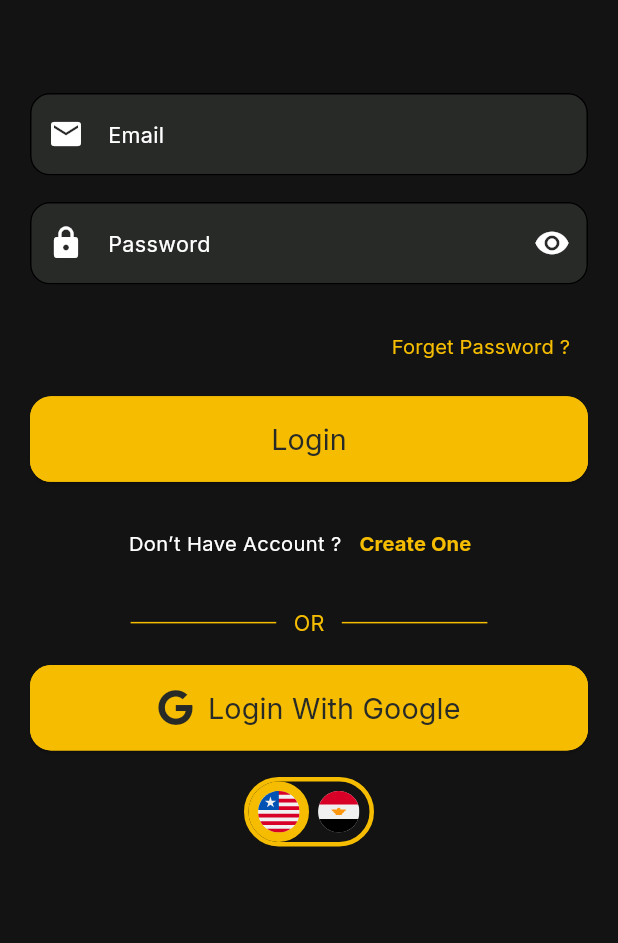
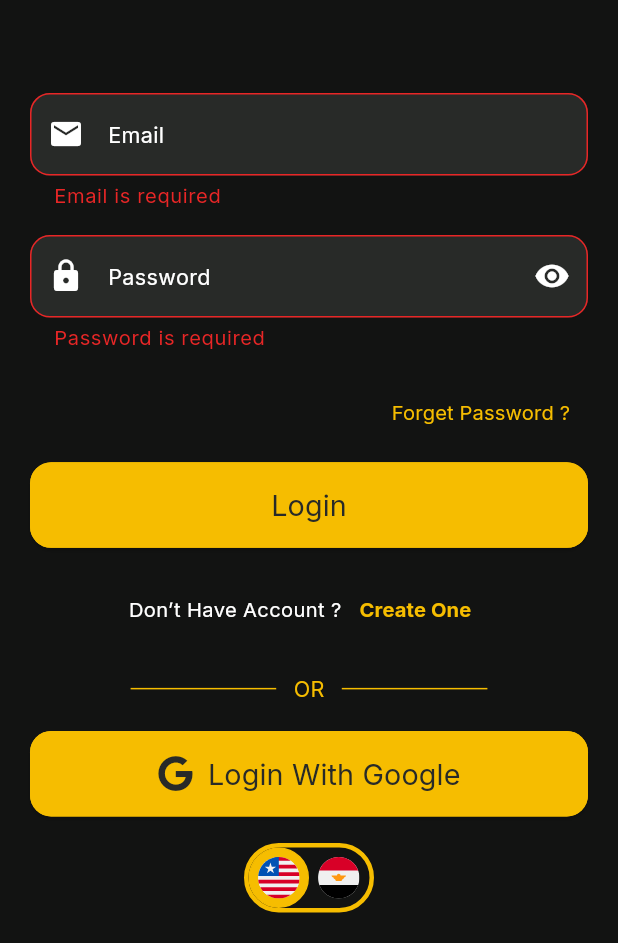
Before and after one commit to HossamHesham2/movie_app, a Flutter app: the LoginView screen opened by its route, after a tap on "Login", on a phone screen of 412 x 824 dp, the part 293-1236 px from its top. Run offline on Flutter 3.47's test engine with Material 3 defaults, Android fonts, the phone set to English and light mode, and no system bars; our stand-ins replace bloc, carousel_slider, dio, equatable, firebase_auth, firebase_core and 6 more; accounts and stored records are empty.

Commit message:
handel Logic view

```diff
--- /dev/null
+++ b/devtools_options.yaml
@@ -0,0 +1,3 @@
+description: This file stores settings for Dart & Flutter DevTools.
+documentation: https://docs.flutter.dev/tools/devtools/extensions#configure-extension-enablement-states
+extensions:
--- a/lib/Features/login/cubit/login_cubit.dart
+++ b/lib/Features/login/cubit/login_cubit.dart
@@ -1,8 +1,71 @@
 import 'package:bloc/bloc.dart';
+import 'package:equatable/equatable.dart';
+import 'package:firebase_auth/firebase_auth.dart';
+import 'package:flutter/material.dart';
+import 'package:flutter_bloc/flutter_bloc.dart';
 import 'package:meta/meta.dart';
+import 'package:movie_app/Features/login/data/repositories/login_repository.dart';
 
 part 'login_state.dart';
 
 class LoginCubit extends Cubit<LoginState> {
-  LoginCubit() : super(LoginInitial());
+  final LoginRepository loginRepository;
+
+  LoginCubit(this.loginRepository) : super(LoginInitial());
+
+  final emailController = TextEditingController();
+  final passwordController = TextEditingController();
+  final formKey = GlobalKey<FormState>();
+
+  AutovalidateMode autovalidateMode = AutovalidateMode.disabled;
+
+  static LoginCubit get(BuildContext context) =>
+      BlocProvider.of<LoginCubit>(context);
+
+  Future<void> login() async {
+    if (!formKey.currentState!.validate()) {
+      autovalidateMode = AutovalidateMode.always;
+      emit(LoginValidationError());
+      return;
+    }
+
+    emit(LoginLoading());
+
+    try {
+      final user = await loginRepository.login(
+        email: emailController.text.trim(),
+        password: passwordController.text.trim(),
+      );
+
+      if (user != null) {
+        emit(LoginSuccess(user.uid));
+      } else {
+        emit(LoginFailure('User not found.'));
+      }
+    } on FirebaseAuthException catch (e) {
+      emit(LoginFailure(_getErrorMessage(e)));
+    } catch (e) {
+      emit(LoginFailure('Unexpected error: ${e.toString()}'));
+    }
+  }
+
+  String _getErrorMessage(FirebaseAuthException e) {
+    switch (e.code) {
+      case 'user-not-found':
+        return 'No user found for this email.';
+      case 'wrong-password':
+        return 'Wrong password provided.';
+      case 'invalid-email':
+        return 'Invalid email address.';
+      default:
+        return e.message ?? 'Authentication error.';
+    }
+  }
+
+  @override
+  Future<void> close() {
+    emailController.dispose();
+    passwordController.dispose();
+    return super.close();
+  }
 }
--- a/lib/Features/login/cubit/login_state.dart
+++ b/lib/Features/login/cubit/login_state.dart
@@ -1,6 +1,33 @@
 part of 'login_cubit.dart';
 
 @immutable
-sealed class LoginState {}
+sealed class LoginState extends Equatable {
+  @override
+  // TODO: implement props
+  List<Object?> get props => throw UnimplementedError();
+}
 
 final class LoginInitial extends LoginState {}
+
+final class LoginLoading extends LoginState {}
+final class LoginValidationError extends LoginState {}
+
+final class LoginSuccess extends LoginState {
+  final String? uid;
+
+  LoginSuccess(this.uid);
+
+  @override
+  // TODO: implement props
+  List<Object?> get props => [uid];
+}
+
+final class LoginFailure extends LoginState {
+  final String errMessage;
+
+  LoginFailure(this.errMessage);
+
+  @override
+  // TODO: implement props
+  List<Object?> get props => [errMessage];
+}
--- a/lib/Features/login/data/datasources/login_remote_data_source.dart
+++ /dev/null
@@ -1 +0,0 @@
-class LoginRemoteDataSource {}
--- a/lib/Features/login/data/repositories/login_repository.dart
+++ b/lib/Features/login/data/repositories/login_repository.dart
@@ -1 +1,24 @@
-class LoginRepository {}
+import 'package:firebase_auth/firebase_auth.dart';
+
+class LoginRepository {
+  final FirebaseAuth _auth = FirebaseAuth.instance;
+  Future<User?> login({required String email, required String password}) async {
+    try {
+      final credential = await _auth.signInWithEmailAndPassword(
+        email: email,
+        password: password,
+      );
+      return credential.user;
+    } on FirebaseAuthException catch (e) {
+      if (e.code == 'user-not-found') {
+        throw Exception('No user found for that email.');
+      } else if (e.code == 'wrong-password') {
+        throw Exception('Wrong password provided.');
+      } else {
+        throw Exception('Login failed: ${e.message}');
+      }
+    } catch (e) {
+      throw Exception('Something went wrong: $e');
+    }
+  }
+}
--- a/lib/Features/login/view/login_view.dart
+++ b/lib/Features/login/view/login_view.dart
@@ -1,7 +1,10 @@
 import 'package:flutter/material.dart';
+import 'package:flutter_bloc/flutter_bloc.dart';
 import 'package:flutter_screenutil/flutter_screenutil.dart';
 import 'package:font_awesome_flutter/font_awesome_flutter.dart';
+import 'package:movie_app/Features/login/cubit/login_cubit.dart';
 import 'package:movie_app/config/routes/routes_manager.dart';
+import 'package:movie_app/core/validators/validators_manager.dart';
 import 'package:movie_app/widgets/custom_bottom_auth.dart';
 import 'package:movie_app/widgets/custom_elevated_button.dart';
 import 'package:movie_app/widgets/custom_language_toggle.dart';
@@ -23,9 +26,42 @@ class _LoginViewState extends State<LoginView> {
 
   @override
   Widget build(BuildContext context) {
-    return Scaffold(
+    return BlocConsumer<LoginCubit, LoginState>(
+      listener: (context, state) {
+        if (state is LoginFailure) {
+          showDialog(
+            context: context,
+            builder: (context) => AlertDialog(
+              backgroundColor: StyleManager.black12,
+              title: Text(
+                context.appLocalizations!.error,
+                style: StyleManager.bold20.copyWith(color: StyleManager.white),
+              ),
+              content: Text(
+                state.errMessage,
+                style: StyleManager.regular16.copyWith(
+                  color: StyleManager.white,
+                ),
+              ),
+              actions: [
+                CustomTextButton(
+                  text: context.appLocalizations!.ok,
+                  onPressed: () => Navigator.pop(context),
+                ),
+              ],
+            ),
+          );
+        }
+      },
+      builder: (context, state) {
+        return GestureDetector(
+          onTap: () => FocusScope.of(context).unfocus(),
+          child: Scaffold(
             body: Padding(
               padding: const EdgeInsets.all(20.0),
+              child: Form(
+                autovalidateMode: LoginCubit.get(context).autovalidateMode,
+                key: LoginCubit.get(context).formKey,
                 child: Column(
                   crossAxisAlignment: CrossAxisAlignment.center,
                   children: [
@@ -35,15 +71,21 @@ class _LoginViewState extends State<LoginView> {
                     // TODO : Email Field
                     CustomTextFormField(
                       keyboardType: TextInputType.emailAddress,
+                      controller: LoginCubit.get(context).emailController,
                       prefixIcon: Icon(Icons.email),
                       hint: context.appLocalizations!.email,
                       obscureText: false,
+                      validator: (value) => ValidatorsManager.validateEmail(
+                        LoginCubit.get(context).emailController.text,
+                        context,
+                      ),
                     ),
                     SizedBox(height: 20.h),
                     // TODO : Password Field
                     CustomTextFormField(
                       prefixIcon: Icon(Icons.lock),
                       keyboardType: TextInputType.visiblePassword,
+                      controller: LoginCubit.get(context).passwordController,
                       suffixIcon: IconButton(
                         onPressed: () {
                           setState(() {
@@ -51,11 +93,17 @@ class _LoginViewState extends State<LoginView> {
                           });
                         },
                         icon: Icon(
-                  obscureTextPassword ? Icons.visibility : Icons.visibility_off,
+                          obscureTextPassword
+                              ? Icons.visibility
+                              : Icons.visibility_off,
                         ),
                       ),
                       hint: context.appLocalizations!.password,
                       obscureText: obscureTextPassword,
+                      validator: (value) => ValidatorsManager.validatePassword(
+                        LoginCubit.get(context).passwordController.text,
+                        context,
+                      ),
                     ),
                     SizedBox(height: 20.h),
                     // TODO : Forget Password Text Button
@@ -75,7 +123,10 @@ class _LoginViewState extends State<LoginView> {
                       backgroundColor: StyleManager.yellowF6,
                       borderColor: StyleManager.yellowF6,
                       textColor: StyleManager.black28,
-              onPressed: () {},
+                      onPressed: () async {
+                        await LoginCubit.get(context).login();
+                        print("Login Success");
+                      },
                     ),
                     SizedBox(height: 20.h),
                     // TODO : Register Navigator
@@ -84,7 +135,10 @@ class _LoginViewState extends State<LoginView> {
                       text: context.appLocalizations!.create_one,
                       onPressed: () {
                         print("object");
-                Navigator.pushNamed(context, RoutesManager.registerView);
+                        Navigator.pushNamed(
+                          context,
+                          RoutesManager.registerView,
+                        );
                       },
                     ),
                     SizedBox(height: 20.h),
@@ -136,6 +190,10 @@ class _LoginViewState extends State<LoginView> {
                   ],
                 ),
               ),
+            ),
+          ),
+        );
+      },
     );
   }
 }
--- a/lib/config/language/l10n/app_ar.arb
+++ b/lib/config/language/l10n/app_ar.arb
@@ -37,5 +37,8 @@
   "poster3_description": "احفظ الأفلام في قائمة المشاهدة لمتابعة ما ترغب بمشاهدته لاحقًا. استمتع بأفلام متنوعة الجودة والأنواع.",
   "poster4_title": "قم بالتقييم والمراجعة والتعلم",
   "poster4_description": "شاركنا رأيك في الأفلام التي شاهدتها. تعمق في تفاصيل الفيلم، وساعد الآخرين على اكتشاف أفلام رائعة من خلال مراجعاتك.",
-  "poster5_title": "ابدأ المشاهدة الآن"
+  "poster5_title": "ابدأ المشاهدة الآن",
+  "error": "خطأ",
+  "ok": "حسنا"
+
 }
--- a/lib/config/language/l10n/app_en.arb
+++ b/lib/config/language/l10n/app_en.arb
@@ -37,5 +37,7 @@
   "poster3_description": "Save movies to your watchlist to keep track of what you want to watch next. Enjoy films in various qualities and genres.",
   "poster4_title": "Rate, Review, and Learn",
   "poster4_description": "Share your thoughts on the movies you've watched. Dive deep into film details and help others discover great movies with your reviews.",
-  "poster5_title": "Start Watching Now"
+  "poster5_title": "Start Watching Now",
+  "error": "Error",
+  "ok": "Ok"
 }
--- a/lib/config/language/l10n/app_localizations.dart
+++ b/lib/config/language/l10n/app_localizations.dart
@@ -331,6 +331,18 @@ abstract class AppLocalizations {
   /// In en, this message translates to:
   /// **'Start Watching Now'**
   String get poster5_title;
+
+  /// No description provided for @error.
+  ///
+  /// In en, this message translates to:
+  /// **'Error'**
+  String get error;
+
+  /// No description provided for @ok.
+  ///
+  /// In en, this message translates to:
+  /// **'Ok'**
+  String get ok;
 }
 
 class _AppLocalizationsDelegate
--- a/lib/config/language/l10n/app_localizations_ar.dart
+++ b/lib/config/language/l10n/app_localizations_ar.dart
@@ -130,4 +130,10 @@ class AppLocalizationsAr extends AppLocalizations {
 
   @override
   String get poster5_title => 'ابدأ المشاهدة الآن';
+
+  @override
+  String get error => 'خطأ';
+
+  @override
+  String get ok => 'حسنا';
 }
--- a/lib/config/language/l10n/app_localizations_en.dart
+++ b/lib/config/language/l10n/app_localizations_en.dart
@@ -129,4 +129,10 @@ class AppLocalizationsEn extends AppLocalizations {
 
   @override
   String get poster5_title => 'Start Watching Now';
+
+  @override
+  String get error => 'Error';
+
+  @override
+  String get ok => 'Ok';
 }
--- a/lib/widgets/custom_text_form_field.dart
+++ b/lib/widgets/custom_text_form_field.dart
@@ -34,6 +34,7 @@ class CustomTextFormField extends StatelessWidget {
       controller: controller,
       validator: validator,
       obscureText: obscureText,
+
       style: StyleManager.regular16.copyWith(color: StyleManager.white),
       decoration: InputDecoration(
         prefixIcon: prefixIcon,
@@ -49,13 +50,21 @@ class CustomTextFormField extends StatelessWidget {
         filled: true,
         enabledBorder: OutlineInputBorder(
           borderRadius: BorderRadius.circular(15.r),
+          borderSide: BorderSide(color: StyleManager.black28),
         ),
         focusedBorder: OutlineInputBorder(
           borderRadius: BorderRadius.circular(15.r),
+          borderSide: BorderSide(color: StyleManager.black28),
+        ),
+        border: OutlineInputBorder(
+          borderRadius: BorderRadius.circular(15.r),
+          borderSide: BorderSide(color: StyleManager.black28),
         ),
         errorBorder: OutlineInputBorder(
           borderRadius: BorderRadius.circular(15.r),
+          borderSide: BorderSide(color: StyleManager.redF8),
         ),
+        errorStyle: StyleManager.regular14.copyWith(color: StyleManager.redF8),
       ),
     );
   }
--- a/pubspec.yaml
+++ b/pubspec.yaml
@@ -45,6 +45,9 @@ dependencies:
   carousel_slider: ^5.1.1
   equatable: ^2.0.7
   shared_preferences: ^2.5.3
+  firebase_auth: ^6.0.1
+  cloud_firestore: ^6.0.0
+  firebase_core: ^4.0.0
   flutter_localizations:
     sdk: flutter
   intl: any
```
Also changed, not shown: lib/main.dart (+22 -2 lines), firebase.json (added), lib/firebase_options.dart (added), pubspec.lock, 3 other files. Lines whose indentation alone changed are shown as unchanged.
